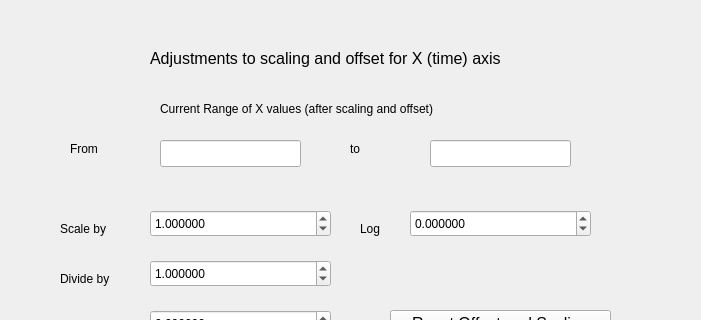
JohnMCollins/python-astro-progs, file Numpy/Sdadmin/xscaleoffdlg.ui: the form before one commit; both pictures show x 0 to 701 and y 0 to 320 of the 701 by 469 pixel window.
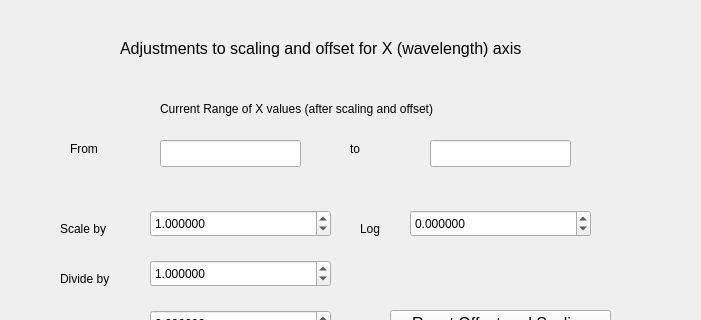
The form after the commit.

```diff
--- a/Numpy/Sdadmin/xscaleoffdlg.ui
+++ b/Numpy/Sdadmin/xscaleoffdlg.ui
@@ -220,9 +220,9 @@
   <widget class="QLabel" name="label_3">
    <property name="geometry">
     <rect>
-     <x>150</x>
-     <y>50</y>
-     <width>421</width>
+     <x>120</x>
+     <y>40</y>
+     <width>461</width>
      <height>17</height>
     </rect>
    </property>
@@ -232,7 +232,7 @@
     </font>
    </property>
    <property name="text">
-    <string>Adjustments to scaling and offset for X (time) axis</string>
+    <string>Adjustments to scaling and offset for X (wavelength) axis</string>
    </property>
   </widget>
   <widget class="QLabel" name="label_7">
```
